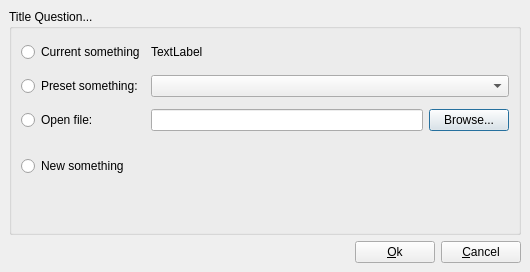
The window that src/ui/ktouchopenrequestdialog.ui (KDE/ktouch) describes before a commit, drawn with Qt 5.
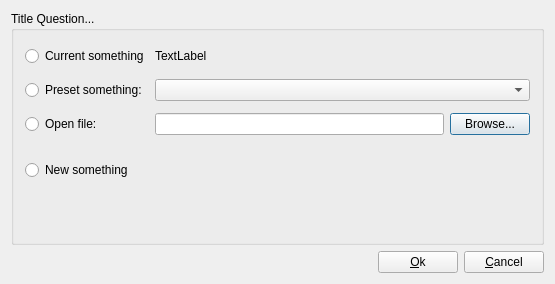
The same window after the commit. Custom widgets are drawn as their Qt base class.

Commit message: Started moving new keyboard engine to main program. Reverted modifications done by Hedlund that broke the open request dialog (KDialog usage needs to be checked).

Diff of the .ui file:
```diff
--- a/src/ui/ktouchopenrequestdialog.ui
+++ b/src/ui/ktouchopenrequestdialog.ui
@@ -5,53 +5,20 @@
    <rect>
     <x>0</x>
     <y>0</y>
-    <width>530</width>
-    <height>272</height>
+    <width>555</width>
+    <height>284</height>
    </rect>
   </property>
   <property name="windowTitle" >
    <string>Open Something in Editor</string>
   </property>
   <layout class="QVBoxLayout" >
-   <property name="spacing" >
-    <number>6</number>
-   </property>
-   <property name="leftMargin" >
-    <number>9</number>
-   </property>
-   <property name="topMargin" >
-    <number>9</number>
-   </property>
-   <property name="rightMargin" >
-    <number>9</number>
-   </property>
-   <property name="bottomMargin" >
-    <number>9</number>
-   </property>
    <item>
     <widget class="QGroupBox" name="openChoiceGroup" >
      <property name="title" >
       <string>Title Question...</string>
      </property>
      <layout class="QGridLayout" >
-      <property name="leftMargin" >
-       <number>9</number>
-      </property>
-      <property name="topMargin" >
-       <number>9</number>
-      </property>
-      <property name="rightMargin" >
-       <number>9</number>
-      </property>
-      <property name="bottomMargin" >
-       <number>9</number>
-      </property>
-      <property name="horizontalSpacing" >
-       <number>6</number>
-      </property>
-      <property name="verticalSpacing" >
-       <number>6</number>
-      </property>
       <item row="0" column="0" >
        <widget class="QRadioButton" name="currentRadioBtn" >
         <property name="minimumSize" >
@@ -183,7 +150,7 @@
      <item>
       <widget class="KPushButton" name="okBtn" >
        <property name="sizePolicy" >
-        <sizepolicy vsizetype="Preferred" hsizetype="Minimum" >
+        <sizepolicy vsizetype="Fixed" hsizetype="Minimum" >
          <horstretch>0</horstretch>
          <verstretch>0</verstretch>
         </sizepolicy>
@@ -195,6 +162,12 @@
      </item>
      <item>
       <widget class="KPushButton" name="cancelBtn" >
+       <property name="sizePolicy" >
+        <sizepolicy vsizetype="Fixed" hsizetype="Minimum" >
+         <horstretch>0</horstretch>
+         <verstretch>0</verstretch>
+        </sizepolicy>
+       </property>
        <property name="text" >
         <string>&amp;Cancel</string>
        </property>
```
The commit also changes 6 other files.
